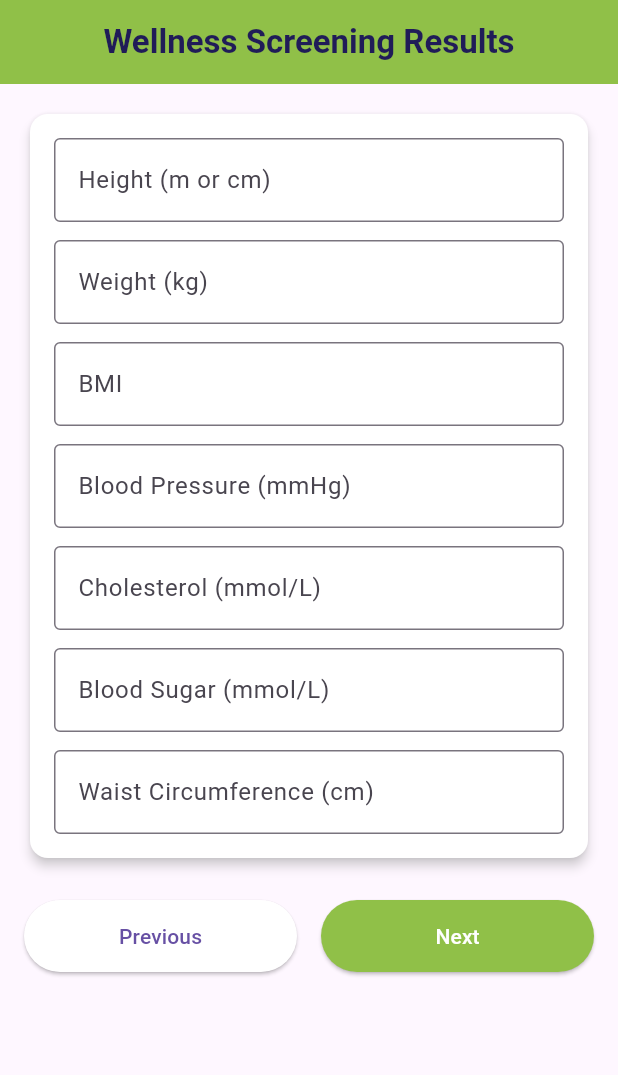
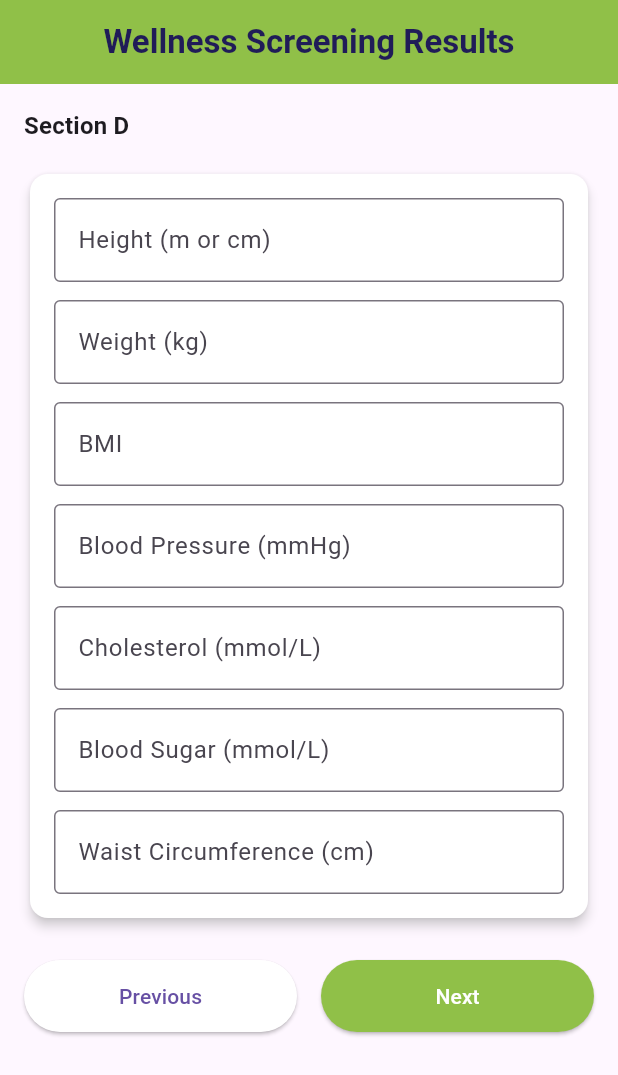
Before and after one commit to munashethedeveloper/kenwell_health_app, a Flutter app: the WellnessScreeningResultsScreen screen opened directly with empty values, on a phone screen of 412 x 824 dp. Shown: the top 1075 px of the screen. Run offline on Flutter 3.47's test engine with Material 3 defaults, Android fonts, the phone set to English and light mode, and no system bars; our stand-ins replace cloud_firestore, firebase_auth, flutter_svg, package_info_plus, shared_preferences, signature and 1 more; accounts and stored records are empty.

Commit message:
Add Section D title to wellness screening results
Co-authored-by: munashethedeveloper <munashethedeveloper@gmail.com>

```diff
--- a/lib/ui/features/screening_results/widgets/wellness_screening_results_screen.dart
+++ b/lib/ui/features/screening_results/widgets/wellness_screening_results_screen.dart
@@ -31,7 +31,16 @@ class WellnessScreeningResultsScreen extends StatelessWidget {
               child: Form(
                 key: vm.formKey,
                 child: Column(
+                  crossAxisAlignment: CrossAxisAlignment.start,
                   children: [
+                    Text(
+                      'Section D',
+                      style: Theme.of(context)
+                          .textTheme
+                          .titleMedium
+                          ?.copyWith(fontWeight: FontWeight.bold),
+                    ),
+                    const SizedBox(height: 16),
                     _buildCard(
                       child: Column(
                         children: [
```
